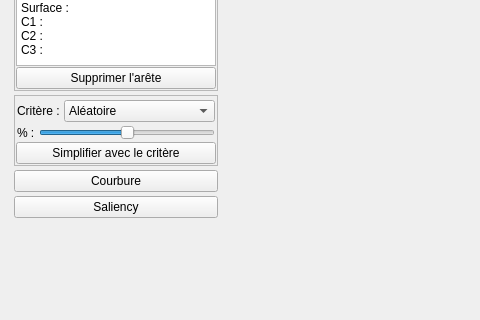
This is DecimationM1/mainwindow.ui in BrokShad/Decimation_qualite_visuelle as Qt 5 draws it before an edit; both pictures show x 0 to 480 and y 88 to 408 of the 632 by 408 pixel window. The edited form follows.
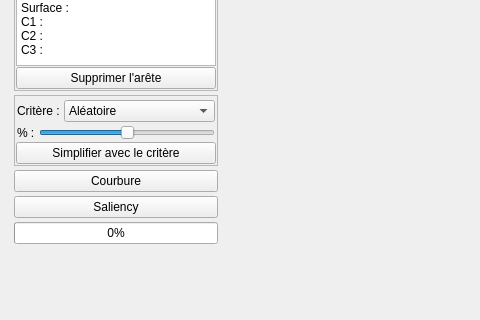
This is the edited form. Custom widgets are drawn as their Qt base class.

The edit to the form file:
```diff
--- a/DecimationM1/mainwindow.ui
+++ b/DecimationM1/mainwindow.ui
@@ -367,6 +367,16 @@
          </property>
         </widget>
        </item>
+       <item>
+        <widget class="QProgressBar" name="saliencyProgressBar">
+         <property name="autoFillBackground">
+          <bool>false</bool>
+         </property>
+         <property name="value">
+          <number>0</number>
+         </property>
+        </widget>
+       </item>
        <item>
         <spacer name="verticalSpacer">
          <property name="orientation">
```
